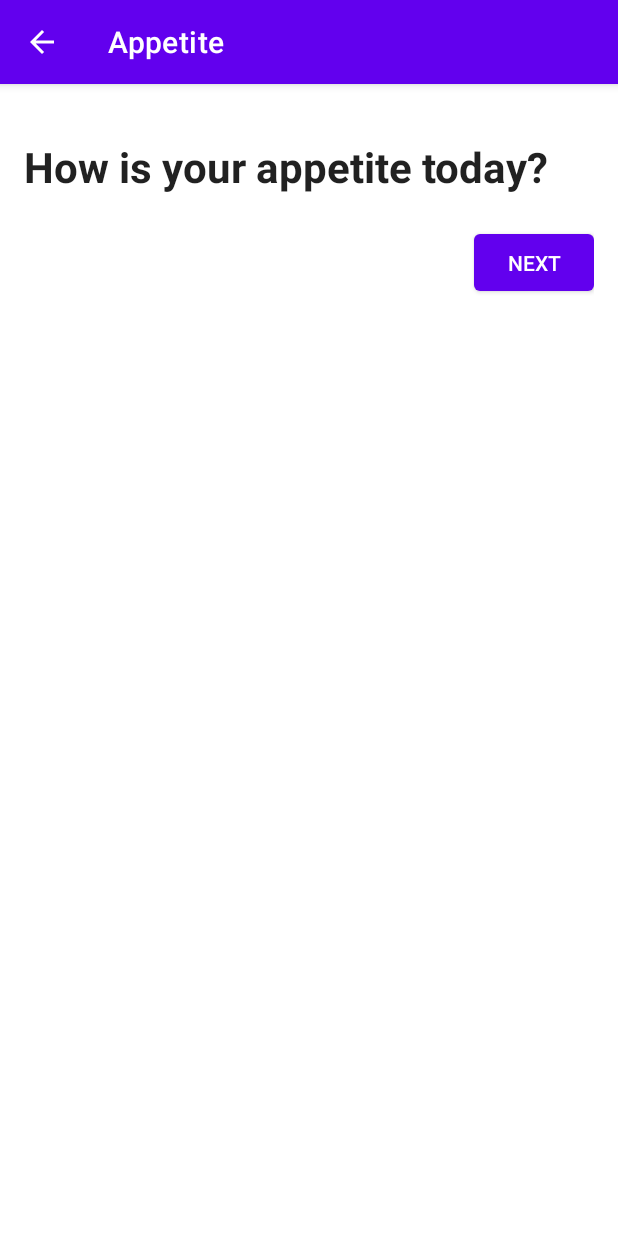
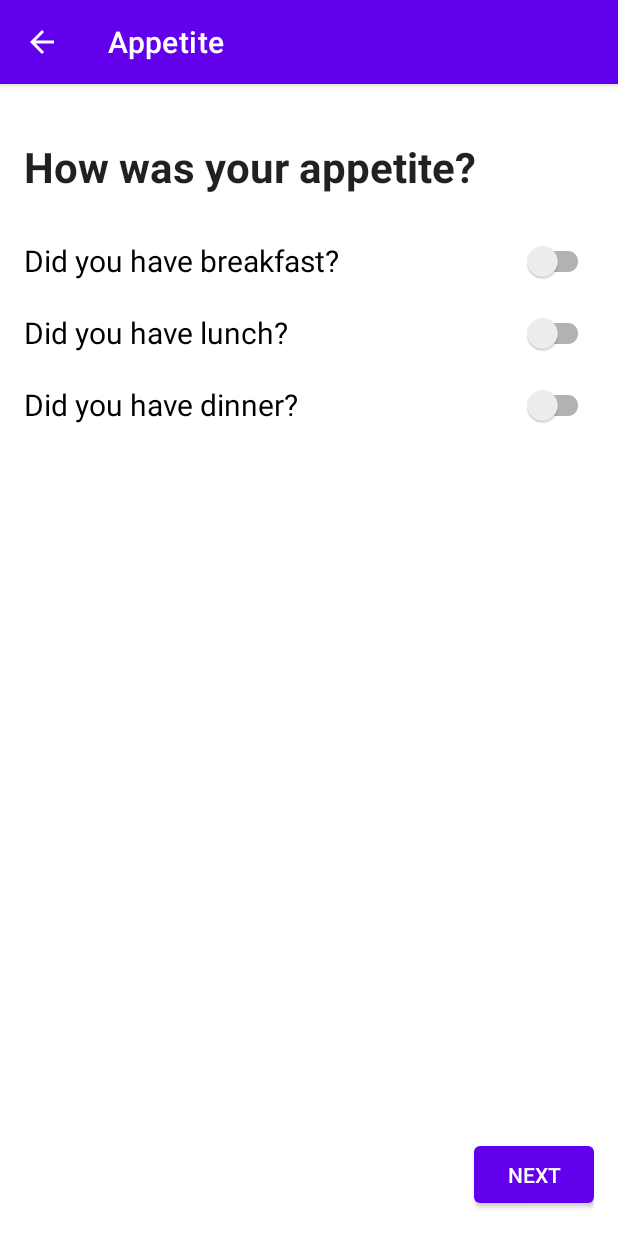
Before and after one commit to Sushil-Kumar1999/MoodTracker, an Android app: the ChooseMoodActivity screen opened directly, with no data from a screen before it, after a tap on "NEXT", on a phone screen of 412 x 824 dp. Run offline under Robolectric (Android 15) with nearby library versions, the phone set to English and light mode, and no system bars; our stand-ins replace Room's generated code; 1 other tap on this screen came first.

Commit message:
testing creation of entry

```diff
--- a/app/src/main/java/com/example/moodtracker/ChooseMoodActivity.java
+++ b/app/src/main/java/com/example/moodtracker/ChooseMoodActivity.java
@@ -1,16 +1,30 @@
 package com.example.moodtracker;
 
 import androidx.appcompat.app.AppCompatActivity;
+import androidx.appcompat.widget.SwitchCompat;
+import androidx.lifecycle.ViewModelProvider;
+
 import android.os.Bundle;
+import android.util.Log;
 import android.view.View;
 import android.widget.Button;
 import android.widget.ImageButton;
 
+import com.google.android.material.snackbar.Snackbar;
+
+import java.util.Calendar;
+
 public class ChooseMoodActivity extends AppCompatActivity {
+
+    private EntryViewModel entryViewModel;
+    private Entry newEntry;
 
     private ImageButton selectedButton;
     private Button nextButton;
-    private Entry newEntry;
+
+    private SwitchCompat breakfastSwitch;
+    private SwitchCompat lunchSwitch;
+    private SwitchCompat dinnerSwitch;
 
     @Override
     protected void onCreate(Bundle savedInstanceState) {
@@ -19,6 +33,7 @@ public class ChooseMoodActivity extends AppCompatActivity {
         setTitle("Choose your mood");
 
         newEntry = new Entry();
+        entryViewModel = new ViewModelProvider(this).get(EntryViewModel.class);
         nextButton = findViewById(R.id.button_next);
     }
 
@@ -48,14 +63,17 @@ public class ChooseMoodActivity extends AppCompatActivity {
     }
 
     public void gotToAppetiteView(View view) {
-        //Toast.makeText(this, newEntry.getMood().toString(), Toast.LENGTH_SHORT).show();
         setContentView(R.layout.input_appetite);
         setTitle("Appetite");
+
+        initializeAppetiteView();
     }
 
     public void goToSleepView(View view) {
         setContentView(R.layout.input_sleep);
         setTitle("Sleep");
+
+        initializeSleepView();
     }
 
     private void select(ImageButton button) {
@@ -67,4 +85,45 @@ public class ChooseMoodActivity extends AppCompatActivity {
 
         nextButton.setEnabled(true);
     }
+
+    private void initializeAppetiteView() {
+        breakfastSwitch = findViewById(R.id.switch_breakfast);
+        lunchSwitch = findViewById(R.id.switch_lunch);
+        dinnerSwitch = findViewById(R.id.switch_dinner);
+
+        breakfastSwitch.setOnCheckedChangeListener((buttonView, isChecked) -> {
+            newEntry.setHadBreakfast(isChecked);
+            logEntry();
+        });
+
+        lunchSwitch.setOnCheckedChangeListener((buttonView, isChecked) -> {
+            newEntry.setHadLunch(isChecked);
+            logEntry();
+        });
+
+        dinnerSwitch.setOnCheckedChangeListener((buttonView, isChecked) -> {
+            newEntry.setHadDinner(isChecked);
+            logEntry();
+        });
+    }
+
+    private void initializeSleepView() {
+        logEntry();
+    }
+
+    public void addEntry(View view) {
+        newEntry.setSleepDuration(4.5f);
+        newEntry.setDate(Calendar.getInstance().getTime());
+        entryViewModel.insert(newEntry);
+
+        //Snackbar.make(findViewById(R.id.choose_mood_view).getRootView(), "New entry created", Snackbar.LENGTH_LONG).show();
+    }
+
+
+    private void logEntry() {
+        Log.d("Mood", "mood " + newEntry.getMood().toString());
+        Log.d("Appetite", "breakfast " + newEntry.isHadBreakfast());
+        Log.d("Appetite", "lunch " + newEntry.isHadLunch());
+        Log.d("Appetite", "dinner " + newEntry.isHadDinner());
+    }
 }
--- a/app/src/main/res/layout/activity_dashboard.xml
+++ b/app/src/main/res/layout/activity_dashboard.xml
@@ -28,7 +28,7 @@
         android:paddingHorizontal="10dp">
 
         <ImageButton
-            android:id="@+id/button_add_entry"
+            android:id="@+id/button_create_entry"
             android:layout_width="wrap_content"
             android:layout_height="wrap_content"
             android:layout_weight="0"
--- a/app/src/main/res/layout/input_appetite.xml
+++ b/app/src/main/res/layout/input_appetite.xml
@@ -17,9 +17,32 @@
         android:text="@string/appetite_question" />
 
 
+    <androidx.appcompat.widget.SwitchCompat
+        android:id="@+id/switch_breakfast"
+        android:layout_width="match_parent"
+        android:layout_height="wrap_content"
+        android:textSize="20sp"
+        android:text="@string/breakfast_question" />
+
+    <androidx.appcompat.widget.SwitchCompat
+        android:id="@+id/switch_lunch"
+        android:layout_width="match_parent"
+        android:layout_height="wrap_content"
+        android:textSize="20sp"
+        android:text="@string/lunch_question" />
+
+    <androidx.appcompat.widget.SwitchCompat
+        android:id="@+id/switch_dinner"
+        android:layout_width="match_parent"
+        android:layout_height="wrap_content"
+        android:textSize="20sp"
+        android:text="@string/dinner_question" />
+
     <RelativeLayout
         android:layout_width="match_parent"
-        android:layout_height="wrap_content">
+        android:layout_height="wrap_content"
+        android:layout_weight="1"
+        android:gravity="bottom">
 
         <Button
             android:id="@+id/button_next_appetite"
--- a/app/src/main/res/values/strings.xml
+++ b/app/src/main/res/values/strings.xml
@@ -11,6 +11,9 @@
     <string name="add_note">Add Note</string>
     <string name="share">Share</string>
     <string name="mood_history">Mood history</string>
-    <string name="appetite_question">How is your appetite today?</string>
+    <string name="appetite_question">How was your appetite?</string>
     <string name="sleep_question">How long did you sleep?</string>
+    <string name="breakfast_question">Did you have breakfast?</string>
+    <string name="lunch_question">Did you have lunch?</string>
+    <string name="dinner_question">Did you have dinner?</string>
 </resources>
```
Also changed, not shown: app/src/main/java/com/example/moodtracker/Entry.java (+0 -9 lines), app/src/main/res/layout/input_sleep.xml (+17 -0 lines).
